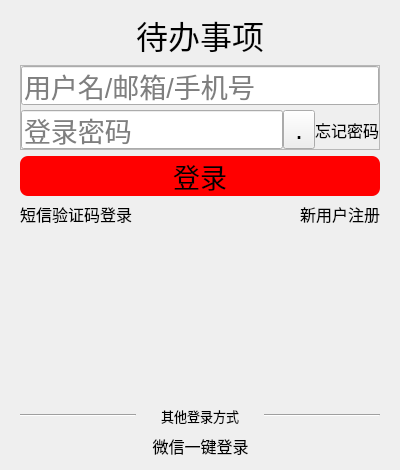
Qt form testProject/ToDo-List/testTemplateProject/widget.ui (FunnyJkTeam/todo-qt) before a commit.
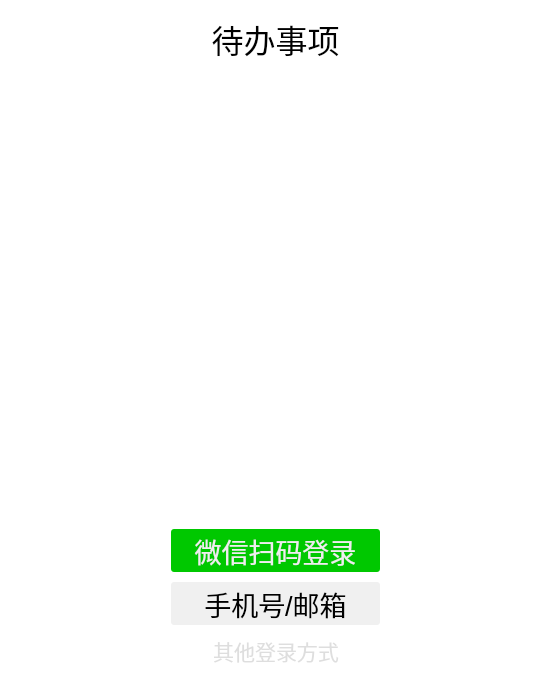
The same form after that commit. Icons and pictures are not drawn.

Commit message: 搭建框架，登录界面起稿

Diff of the .ui file:
```diff
--- a/testProject/ToDo-List/testTemplateProject/widget.ui
+++ b/testProject/ToDo-List/testTemplateProject/widget.ui
@@ -6,20 +6,19 @@
    <rect>
     <x>0</x>
     <y>0</y>
-    <width>400</width>
-    <height>470</height>
+    <width>551</width>
+    <height>679</height>
    </rect>
   </property>
   <property name="windowTitle">
    <string>Widget</string>
   </property>
-  <layout class="QVBoxLayout" name="verticalLayout" stretch="1,1,1,1,4,1,0">
-   <property name="leftMargin">
-    <number>20</number>
-   </property>
-   <property name="rightMargin">
-    <number>20</number>
-   </property>
+  <property name="styleSheet">
+   <string notr="true">border:none;
+background-color:#fff;
+</string>
+  </property>
+  <layout class="QVBoxLayout" name="verticalLayout_2" stretch="1,6,2,1">
    <item>
     <widget class="QLabel" name="label_2">
      <property name="font">
@@ -43,183 +42,8 @@
      <property name="frameShadow">
       <enum>QFrame::Raised</enum>
      </property>
-     <layout class="QVBoxLayout" name="verticalLayout_2" stretch="1,1">
-      <property name="spacing">
-       <number>5</number>
-      </property>
-      <property name="leftMargin">
-       <number>0</number>
-      </property>
-      <property name="topMargin">
-       <number>0</number>
-      </property>
-      <property name="rightMargin">
-       <number>0</number>
-      </property>
-      <property name="bottomMargin">
-       <number>0</number>
-      </property>
-      <item>
-       <widget class="QLineEdit" name="lineEdit">
-        <property name="sizePolicy">
-         <sizepolicy hsizetype="Preferred" vsizetype="Preferred">
-          <horstretch>0</horstretch>
-          <verstretch>0</verstretch>
-         </sizepolicy>
-        </property>
-        <property name="font">
-         <font>
-          <pointsize>20</pointsize>
-         </font>
-        </property>
-        <property name="placeholderText">
-         <string>用户名/邮箱/手机号</string>
-        </property>
-       </widget>
-      </item>
-      <item>
-       <layout class="QHBoxLayout" name="horizontalLayout" stretch="8,1,1">
-        <property name="spacing">
-         <number>0</number>
-        </property>
-        <item>
-         <widget class="QLineEdit" name="lineEdit_2">
-          <property name="sizePolicy">
-           <sizepolicy hsizetype="Expanding" vsizetype="Preferred">
-            <horstretch>0</horstretch>
-            <verstretch>0</verstretch>
-           </sizepolicy>
-          </property>
-          <property name="font">
-           <font>
-            <pointsize>20</pointsize>
-           </font>
-          </property>
-          <property name="placeholderText">
-           <string>登录密码</string>
-          </property>
-         </widget>
-        </item>
-        <item>
-         <widget class="QToolButton" name="toolButton">
-          <property name="sizePolicy">
-           <sizepolicy hsizetype="Fixed" vsizetype="Preferred">
-            <horstretch>0</horstretch>
-            <verstretch>0</verstretch>
-           </sizepolicy>
-          </property>
-          <property name="font">
-           <font>
-            <pointsize>20</pointsize>
-           </font>
-          </property>
-          <property name="text">
-           <string>.</string>
-          </property>
-         </widget>
-        </item>
-        <item>
-         <widget class="QPushButton" name="pushButton_2">
-          <property name="sizePolicy">
-           <sizepolicy hsizetype="Minimum" vsizetype="Preferred">
-            <horstretch>0</horstretch>
-            <verstretch>0</verstretch>
-           </sizepolicy>
-          </property>
-          <property name="font">
-           <font>
-            <pointsize>12</pointsize>
-           </font>
-          </property>
-          <property name="styleSheet">
-           <string notr="true">.QPushButton
-{
-	border:none;
-}</string>
-          </property>
-          <property name="text">
-           <string>忘记密码</string>
-          </property>
-         </widget>
-        </item>
-       </layout>
-      </item>
-     </layout>
     </widget>
    </item>
-   <item>
-    <widget class="QPushButton" name="pushButton">
-     <property name="font">
-      <font>
-       <pointsize>20</pointsize>
-      </font>
-     </property>
-     <property name="styleSheet">
-      <string notr="true">.QPushButton
-{
-	background-color:red;
-	border:none;
-	border-radius:8px;
-}</string>
-     </property>
-     <property name="text">
-      <string>登录</string>
-     </property>
-    </widget>
-   </item>
-   <item>
-    <layout class="QHBoxLayout" name="horizontalLayout_3">
-     <item>
-      <widget class="QPushButton" name="pushButton_3">
-       <property name="font">
-        <font>
-         <pointsize>12</pointsize>
-        </font>
-       </property>
-       <property name="styleSheet">
-        <string notr="true">.QPushButton
-{
-	border:none;
-}</string>
-       </property>
-       <property name="text">
-        <string>短信验证码登录</string>
-       </property>
-      </widget>
-     </item>
-     <item>
-      <spacer name="horizontalSpacer_4">
-       <property name="orientation">
-        <enum>Qt::Horizontal</enum>
-       </property>
-       <property name="sizeHint" stdset="0">
-        <size>
-         <width>40</width>
-         <height>20</height>
-        </size>
-       </property>
-      </spacer>
-     </item>
-     <item>
-      <widget class="QPushButton" name="pushButton_4">
-       <property name="font">
-        <font>
-         <pointsize>12</pointsize>
-        </font>
-       </property>
-       <property name="styleSheet">
-        <string notr="true">.QPushButton
-{
-	border:none;
-}</string>
-       </property>
-       <property name="text">
-        <string>新用户注册</string>
-       </property>
-      </widget>
-     </item>
-    </layout>
-   </item>
    <item>
     <spacer name="verticalSpacer">
      <property name="orientation">
@@ -228,51 +52,190 @@
      <property name="sizeHint" stdset="0">
       <size>
        <width>20</width>
-       <height>79</height>
+       <height>113</height>
       </size>
      </property>
     </spacer>
    </item>
    <item>
-    <layout class="QHBoxLayout" name="horizontalLayout_2">
+    <layout class="QHBoxLayout" name="horizontalLayout_2" stretch="3,4,3">
      <item>
-      <widget class="Line" name="line">
+      <spacer name="horizontalSpacer">
        <property name="orientation">
         <enum>Qt::Horizontal</enum>
        </property>
-      </widget>
+       <property name="sizeHint" stdset="0">
+        <size>
+         <width>40</width>
+         <height>20</height>
+        </size>
+       </property>
+      </spacer>
      </item>
      <item>
-      <widget class="QLabel" name="label">
-       <property name="font">
-        <font>
-         <pointsize>10</pointsize>
-        </font>
+      <widget class="QFrame" name="frame_2">
+       <property name="frameShape">
+        <enum>QFrame::StyledPanel</enum>
        </property>
-       <property name="styleSheet">
-        <string notr="true">.QLabel{
-	
-}</string>
+       <property name="frameShadow">
+        <enum>QFrame::Raised</enum>
        </property>
-       <property name="text">
-        <string>其他登录方式</string>
-       </property>
-       <property name="alignment">
-        <set>Qt::AlignCenter</set>
-       </property>
+       <layout class="QVBoxLayout" name="verticalLayout">
+        <property name="spacing">
+         <number>10</number>
+        </property>
+        <property name="leftMargin">
+         <number>1</number>
+        </property>
+        <property name="topMargin">
+         <number>1</number>
+        </property>
+        <property name="rightMargin">
+         <number>1</number>
+        </property>
+        <property name="bottomMargin">
+         <number>1</number>
+        </property>
+        <item>
+         <widget class="QToolButton" name="toolButton">
+          <property name="sizePolicy">
+           <sizepolicy hsizetype="Preferred" vsizetype="Preferred">
+            <horstretch>0</horstretch>
+            <verstretch>0</verstretch>
+           </sizepolicy>
+          </property>
+          <property name="font">
+           <font>
+            <pointsize>20</pointsize>
+           </font>
+          </property>
+          <property name="styleSheet">
+           <string notr="true">border:none;
+background-color:rgb(0, 200, 0);
+color: rgb(238, 238, 238);
+border-radius:3px;
+</string>
+          </property>
+          <property name="text">
+           <string>微信扫码登录</string>
+          </property>
+          <property name="icon">
+           <iconset resource="../resources/resources.qrc">
+            <normaloff>:/icons/icons/wechat.png</normaloff>:/icons/icons/wechat.png</iconset>
+          </property>
+          <property name="iconSize">
+           <size>
+            <width>24</width>
+            <height>24</height>
+           </size>
+          </property>
+          <property name="toolButtonStyle">
+           <enum>Qt::ToolButtonTextBesideIcon</enum>
+          </property>
+          <property name="arrowType">
+           <enum>Qt::NoArrow</enum>
+          </property>
+         </widget>
+        </item>
+        <item>
+         <widget class="QToolButton" name="toolButton_2">
+          <property name="sizePolicy">
+           <sizepolicy hsizetype="Preferred" vsizetype="Preferred">
+            <horstretch>0</horstretch>
+            <verstretch>0</verstretch>
+           </sizepolicy>
+          </property>
+          <property name="font">
+           <font>
+            <pointsize>20</pointsize>
+           </font>
+          </property>
+          <property name="styleSheet">
+           <string notr="true">background-color: rgb(240, 240, 240);
+border:none;
+border-radius:3px;</string>
+          </property>
+          <property name="text">
+           <string>手机号/邮箱</string>
+          </property>
+          <property name="icon">
+           <iconset resource="../resources/resources.qrc">
+            <normaloff>:/icons/icons/address.png</normaloff>:/icons/icons/address.png</iconset>
+          </property>
+          <property name="iconSize">
+           <size>
+            <width>24</width>
+            <height>24</height>
+           </size>
+          </property>
+          <property name="toolButtonStyle">
+           <enum>Qt::ToolButtonTextBesideIcon</enum>
+          </property>
+          <property name="arrowType">
+           <enum>Qt::NoArrow</enum>
+          </property>
+         </widget>
+        </item>
+        <item>
+         <layout class="QHBoxLayout" name="horizontalLayout">
+          <property name="spacing">
+           <number>0</number>
+          </property>
+          <item>
+           <spacer name="horizontalSpacer_3">
+            <property name="orientation">
+             <enum>Qt::Horizontal</enum>
+            </property>
+            <property name="sizeHint" stdset="0">
+             <size>
+              <width>40</width>
+              <height>20</height>
+             </size>
+            </property>
+           </spacer>
+          </item>
+          <item>
+           <widget class="QPushButton" name="pushButton">
+            <property name="sizePolicy">
+             <sizepolicy hsizetype="Preferred" vsizetype="Preferred">
+              <horstretch>0</horstretch>
+              <verstretch>0</verstretch>
+             </sizepolicy>
+            </property>
+            <property name="font">
+             <font>
+              <pointsize>16</pointsize>
+             </font>
+            </property>
+            <property name="styleSheet">
+             <string notr="true">background-color: #fff;
+border:none;
+color:#dedede;
+border-radius:2px;</string>
+            </property>
+            <property name="text">
+             <string>其他登录方式</string>
+            </property>
+           </widget>
+          </item>
+          <item>
+           <spacer name="horizontalSpacer_4">
+            <property name="orientation">
+             <enum>Qt::Horizontal</enum>
+            </property>
+            <property name="sizeHint" stdset="0">
+             <size>
+              <width>40</width>
+              <height>20</height>
+             </size>
+            </property>
+           </spacer>
+          </item>
+         </layout>
+        </item>
+       </layout>
       </widget>
      </item>
-     <item>
-      <widget class="Line" name="line_2">
-       <property name="orientation">
-        <enum>Qt::Horizontal</enum>
-       </property>
-      </widget>
-     </item>
-    </layout>
-   </item>
-   <item>
-    <layout class="QHBoxLayout" name="horizontalLayout_4">
      <item>
       <spacer name="horizontalSpacer_2">
        <property name="orientation">
@@ -280,37 +243,7 @@
        </property>
        <property name="sizeHint" stdset="0">
         <size>
-         <width>68</width>
-         <height>20</height>
-        </size>
-       </property>
-      </spacer>
-     </item>
-     <item>
-      <widget class="QToolButton" name="toolButton_2">
-       <property name="font">
-        <font>
-         <pointsize>12</pointsize>
-        </font>
-       </property>
-       <property name="styleSheet">
-        <string notr="true">.QToolButton{
-	border:none;
-}</string>
-       </property>
-       <property name="text">
-        <string>微信一键登录</string>
-       </property>
-      </widget>
-     </item>
-     <item>
-      <spacer name="horizontalSpacer_3">
-       <property name="orientation">
-        <enum>Qt::Horizontal</enum>
-       </property>
-       <property name="sizeHint" stdset="0">
-        <size>
-         <width>68</width>
+         <width>40</width>
          <height>20</height>
         </size>
        </property>
```
Left out of the diff: 4 changed lines with no effect on the pictures. The commit also changes 50 other files.
